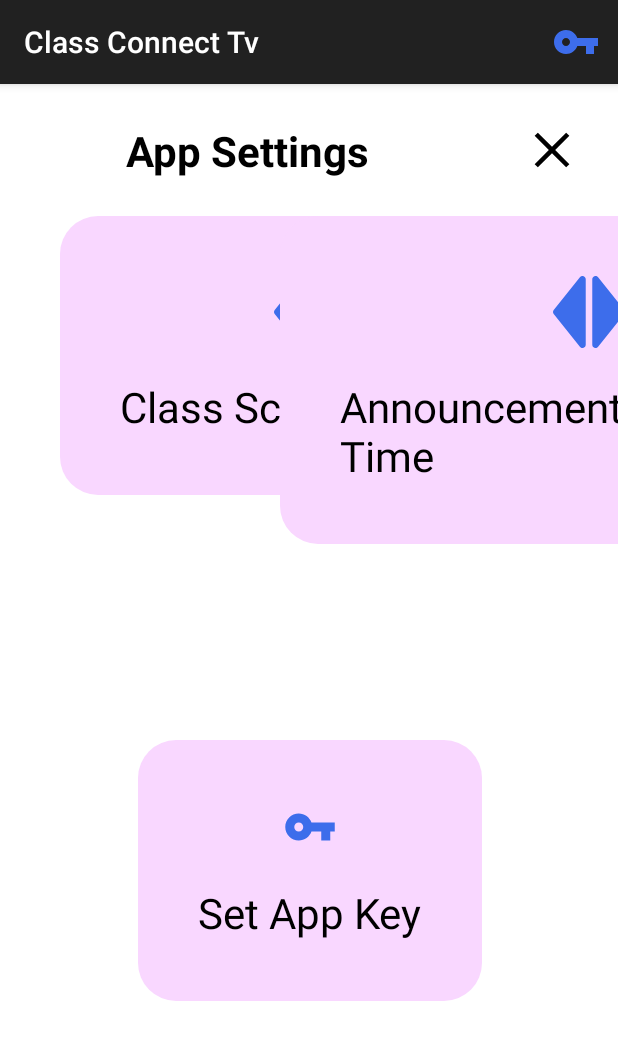
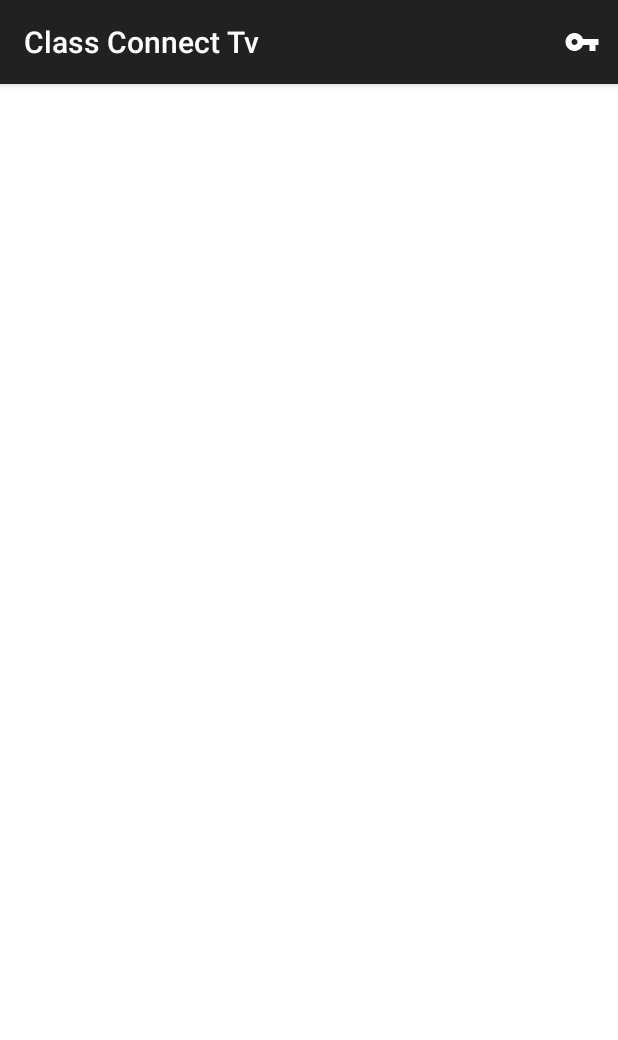
Before and after one commit to zeeshantaj/Teacher_DataShow_Tv_App, an Android app: the MainActivity2 screen opened directly, with no data from a screen before it, after a tap on "key_set", on a phone screen of 412 x 824 dp. Shown: the top 1040 px of the screen. Run offline under Robolectric (Android 15) with nearby library versions, the phone set to English and light mode, and no system bars; our stand-ins replace Firebase (no records; nobody signed in at launch, a user with empty details on screens opened directly); Roboto replaces fonts that are not available here; 1 statement that could not run was skipped.

Commit message:
optimization commit Tv_App

```diff
--- /dev/null
+++ b/app/src/main/res/drawable/baseline_home_24.xml
@@ -0,0 +1,5 @@
+<vector xmlns:android="http://schemas.android.com/apk/res/android" android:height="24dp" android:tint="#FFFFFF" android:viewportHeight="24" android:viewportWidth="24" android:width="24dp">
+
+    <path android:fillColor="@android:color/white" android:pathData="M10,20v-6h4v6h5v-8h3L12,3 2,12h3v8z"/>
+
+</vector>
--- a/app/src/main/res/drawable/baseline_vpn_key_24.xml
+++ b/app/src/main/res/drawable/baseline_vpn_key_24.xml
@@ -1,5 +1,5 @@
-<vector android:height="36dp" android:tint="#3D6DEB"
+<vector android:height="24dp" android:tint="@color/white"
     android:viewportHeight="24" android:viewportWidth="24"
-    android:width="36dp" xmlns:android="http://schemas.android.com/apk/res/android">
+    android:width="24dp" xmlns:android="http://schemas.android.com/apk/res/android">
     <path android:fillColor="@android:color/white" android:pathData="M12.65,10C11.83,7.67 9.61,6 7,6c-3.31,0 -6,2.69 -6,6s2.69,6 6,6c2.61,0 4.83,-1.67 5.65,-4H17v4h4v-4h2v-4H12.65zM7,14c-1.1,0 -2,-0.9 -2,-2s0.9,-2 2,-2 2,0.9 2,2 -0.9,2 -2,2z"/>
 </vector>
--- a/app/src/main/res/drawable/scroll_icon.xml
+++ b/app/src/main/res/drawable/scroll_icon.xml
@@ -1,7 +1,15 @@
-<vector xmlns:android="http://schemas.android.com/apk/res/android" android:height="48dp" android:viewportHeight="512" android:viewportWidth="512" android:width="48dp">
+<vector xmlns:android="http://schemas.android.com/apk/res/android"
+    android:width="24dp"
+    android:height="24dp"
+    android:viewportWidth="512"
+    android:viewportHeight="512">
 
-    <path android:fillColor="#3D6DEB" android:pathData="M506.9,241.46L320.72,8.74c-6.18,-7.72 -16.55,-10.69 -25.88,-7.42c-9.33,3.27 -15.57,12.08 -15.57,21.96v465.45c0,9.88 6.24,18.69 15.57,21.96c2.52,0.89 5.13,1.31 7.7,1.31c6.94,0 13.67,-3.11 18.18,-8.74l186.18,-232.73C513.7,262.03 513.7,249.96 506.9,241.46z"/>
+    <path
+        android:fillColor="@color/white"
+        android:pathData="M506.9,241.46L320.72,8.74c-6.18,-7.72 -16.55,-10.69 -25.88,-7.42c-9.33,3.27 -15.57,12.08 -15.57,21.96v465.45c0,9.88 6.24,18.69 15.57,21.96c2.52,0.89 5.13,1.31 7.7,1.31c6.94,0 13.67,-3.11 18.18,-8.74l186.18,-232.73C513.7,262.03 513.7,249.96 506.9,241.46z" />
 
-    <path android:fillColor="#3D6DEB" android:pathData="M209.46,512c2.57,0 5.18,-0.43 7.7,-1.31c9.33,-3.27 15.57,-12.08 15.57,-21.96V23.27c0,-9.88 -6.24,-18.69 -15.57,-21.96c-9.33,-3.27 -19.7,-0.29 -25.88,7.42L5.1,241.47c-6.8,8.5 -6.8,20.58 0,29.08l186.18,232.72C195.79,508.89 202.52,512 209.46,512z"/>
+    <path
+        android:fillColor="@color/white"
+        android:pathData="M209.46,512c2.57,0 5.18,-0.43 7.7,-1.31c9.33,-3.27 15.57,-12.08 15.57,-21.96V23.27c0,-9.88 -6.24,-18.69 -15.57,-21.96c-9.33,-3.27 -19.7,-0.29 -25.88,7.42L5.1,241.47c-6.8,8.5 -6.8,20.58 0,29.08l186.18,232.72C195.79,508.89 202.52,512 209.46,512z" />
 
 </vector>
--- a/app/src/main/res/layout/bottom_menu_layout.xml
+++ b/app/src/main/res/layout/bottom_menu_layout.xml
@@ -6,119 +6,119 @@
     android:layout_height="match_parent"
     android:background="@color/white">
 
-    <TextView
-        android:id="@+id/textView"
-        android:layout_width="0dp"
-        android:layout_height="wrap_content"
-        android:layout_margin="10dp"
-        android:text="App Settings"
-        android:textAlignment="center"
-        android:textColor="@color/black"
-        android:textSize="28sp"
-        android:textStyle="bold"
-        app:layout_constraintBottom_toBottomOf="@+id/dismissBtn"
-        app:layout_constraintEnd_toStartOf="@+id/dismissBtn"
-        app:layout_constraintStart_toStartOf="parent"
-        app:layout_constraintTop_toTopOf="@+id/dismissBtn" />
+<!--    <TextView-->
+<!--        android:id="@+id/textView"-->
+<!--        android:layout_width="0dp"-->
+<!--        android:layout_height="wrap_content"-->
+<!--        android:layout_margin="10dp"-->
+<!--        android:text="App Settings"-->
+<!--        android:textAlignment="center"-->
+<!--        android:textColor="@color/black"-->
+<!--        android:textSize="28sp"-->
+<!--        android:textStyle="bold"-->
+<!--        app:layout_constraintBottom_toBottomOf="@+id/dismissBtn"-->
+<!--        app:layout_constraintEnd_toStartOf="@+id/dismissBtn"-->
+<!--        app:layout_constraintStart_toStartOf="parent"-->
+<!--        app:layout_constraintTop_toTopOf="@+id/dismissBtn" />-->
 
-    <ImageView
-        android:id="@+id/dismissBtn"
-        android:layout_width="wrap_content"
-        android:layout_height="wrap_content"
-        android:layout_margin="6dp"
-        android:clickable="true"
-        android:focusable="true"
-        android:padding="20sp"
-        android:nextFocusDown="@id/classScrollTimeBtn"
-        android:foreground="@drawable/select_foreground"
-        android:src="@drawable/cancel_icon"
-        app:layout_constraintEnd_toEndOf="parent"
-        app:layout_constraintTop_toTopOf="parent"
-        />
+<!--    <ImageView-->
+<!--        android:id="@+id/dismissBtn"-->
+<!--        android:layout_width="wrap_content"-->
+<!--        android:layout_height="wrap_content"-->
+<!--        android:layout_margin="6dp"-->
+<!--        android:clickable="true"-->
+<!--        android:focusable="true"-->
+<!--        android:padding="20sp"-->
+<!--        android:nextFocusDown="@id/classScrollTimeBtn"-->
+<!--        android:foreground="@drawable/select_foreground"-->
+<!--        android:src="@drawable/cancel_icon"-->
+<!--        app:layout_constraintEnd_toEndOf="parent"-->
+<!--        app:layout_constraintTop_toTopOf="parent"-->
+<!--        />-->
 
-    <LinearLayout
-        android:id="@+id/classScrollTimeBtn"
-        android:layout_width="wrap_content"
-        android:layout_height="wrap_content"
-        android:layout_marginStart="40dp"
-        android:layout_marginTop="6dp"
-        android:background="@drawable/menu_item_bg"
-        android:clickable="true"
-        android:focusable="true"
-        android:nextFocusRight="@id/announceScrollTimeBtn"
-        android:foreground="@drawable/select_foreground"
-        android:orientation="vertical"
-        android:padding="20dp"
+<!--    <LinearLayout-->
+<!--        android:id="@+id/classScrollTimeBtn"-->
+<!--        android:layout_width="wrap_content"-->
+<!--        android:layout_height="wrap_content"-->
+<!--        android:layout_marginStart="40dp"-->
+<!--        android:layout_marginTop="6dp"-->
+<!--        android:background="@drawable/menu_item_bg"-->
+<!--        android:clickable="true"-->
+<!--        android:focusable="true"-->
+<!--        android:nextFocusRight="@id/announceScrollTimeBtn"-->
+<!--        android:foreground="@drawable/select_foreground"-->
+<!--        android:orientation="vertical"-->
+<!--        android:padding="20dp"-->
 
-        app:layout_constraintStart_toStartOf="parent"
-        app:layout_constraintTop_toBottomOf="@+id/dismissBtn">
+<!--        app:layout_constraintStart_toStartOf="parent"-->
+<!--        app:layout_constraintTop_toBottomOf="@+id/dismissBtn">-->
 
-        <TextView
-            android:layout_width="wrap_content"
-            android:layout_height="wrap_content"
-            android:drawablePadding="20dp"
-            android:padding="20sp"
-            android:text="Class Scrolling Time"
-            android:textColor="@color/black"
-            android:textSize="28sp"
-            app:drawableTopCompat="@drawable/scroll_icon" />
-    </LinearLayout>
+<!--        <TextView-->
+<!--            android:layout_width="wrap_content"-->
+<!--            android:layout_height="wrap_content"-->
+<!--            android:drawablePadding="20dp"-->
+<!--            android:padding="20sp"-->
+<!--            android:text="Class Scrolling Time"-->
+<!--            android:textColor="@color/black"-->
+<!--            android:textSize="28sp"-->
+<!--            app:drawableTopCompat="@drawable/scroll_icon" />-->
+<!--    </LinearLayout>-->
 
-    <LinearLayout
-        android:id="@+id/announceScrollTimeBtn"
-        android:layout_width="wrap_content"
-        android:layout_height="wrap_content"
-        android:layout_gravity="center"
-        android:background="@drawable/menu_item_bg"
-        android:clickable="true"
-        android:focusable="true"
-        android:orientation="vertical"
-        android:foreground="@drawable/select_foreground"
-        android:padding="20dp"
-        android:nextFocusDown="@id/keySetBtn"
-        app:layout_constraintEnd_toEndOf="parent"
-        app:layout_constraintStart_toEndOf="@+id/classScrollTimeBtn"
-        app:layout_constraintTop_toTopOf="@+id/classScrollTimeBtn">
+<!--    <LinearLayout-->
+<!--        android:id="@+id/announceScrollTimeBtn"-->
+<!--        android:layout_width="wrap_content"-->
+<!--        android:layout_height="wrap_content"-->
+<!--        android:layout_gravity="center"-->
+<!--        android:background="@drawable/menu_item_bg"-->
+<!--        android:clickable="true"-->
+<!--        android:focusable="true"-->
+<!--        android:orientation="vertical"-->
+<!--        android:foreground="@drawable/select_foreground"-->
+<!--        android:padding="20dp"-->
+<!--        android:nextFocusDown="@id/keySetBtn"-->
+<!--        app:layout_constraintEnd_toEndOf="parent"-->
+<!--        app:layout_constraintStart_toEndOf="@+id/classScrollTimeBtn"-->
+<!--        app:layout_constraintTop_toTopOf="@+id/classScrollTimeBtn">-->
 
-        <TextView
-            android:layout_width="wrap_content"
-            android:layout_height="wrap_content"
-            android:drawablePadding="20dp"
-            android:padding="20sp"
-            android:text="Announcement Scrolling Time"
-            android:textColor="@color/black"
-            android:textSize="28sp"
-            app:drawableTopCompat="@drawable/scroll_icon" />
-    </LinearLayout>
+<!--        <TextView-->
+<!--            android:layout_width="wrap_content"-->
+<!--            android:layout_height="wrap_content"-->
+<!--            android:drawablePadding="20dp"-->
+<!--            android:padding="20sp"-->
+<!--            android:text="Announcement Scrolling Time"-->
+<!--            android:textColor="@color/black"-->
+<!--            android:textSize="28sp"-->
+<!--            app:drawableTopCompat="@drawable/scroll_icon" />-->
+<!--    </LinearLayout>-->
 
-    <LinearLayout
-        android:id="@+id/keySetBtn"
-        android:layout_width="wrap_content"
-        android:layout_height="wrap_content"
-        android:layout_gravity="center"
-        android:layout_marginTop="6dp"
-        android:paddingBottom="20dp"
-        android:background="@drawable/menu_item_bg"
-        android:clickable="true"
-        android:focusable="true"
-        android:nextFocusUp="@id/announceScrollTimeBtn"
-        android:foreground="@drawable/select_foreground"
-        android:orientation="vertical"
-        android:padding="20dp"
-        app:layout_constraintBottom_toBottomOf="parent"
-        app:layout_constraintEnd_toEndOf="@+id/classScrollTimeBtn"
-        app:layout_constraintStart_toStartOf="@+id/classScrollTimeBtn"
-        app:layout_constraintTop_toBottomOf="@+id/classScrollTimeBtn">
+<!--    <LinearLayout-->
+<!--        android:id="@+id/keySetBtn"-->
+<!--        android:layout_width="wrap_content"-->
+<!--        android:layout_height="wrap_content"-->
+<!--        android:layout_gravity="center"-->
+<!--        android:layout_marginTop="6dp"-->
+<!--        android:paddingBottom="20dp"-->
+<!--        android:background="@drawable/menu_item_bg"-->
+<!--        android:clickable="true"-->
+<!--        android:focusable="true"-->
+<!--        android:nextFocusUp="@id/announceScrollTimeBtn"-->
+<!--        android:foreground="@drawable/select_foreground"-->
+<!--        android:orientation="vertical"-->
+<!--        android:padding="20dp"-->
+<!--        app:layout_constraintBottom_toBottomOf="parent"-->
+<!--        app:layout_constraintEnd_toEndOf="@+id/classScrollTimeBtn"-->
+<!--        app:layout_constraintStart_toStartOf="@+id/classScrollTimeBtn"-->
+<!--        app:layout_constraintTop_toBottomOf="@+id/classScrollTimeBtn">-->
 
-        <TextView
-            android:layout_width="wrap_content"
-            android:layout_height="wrap_content"
-            android:drawablePadding="20dp"
-            android:padding="20sp"
-            android:text="Set App Key"
-            android:textColor="@color/black"
-            android:textSize="28sp"
-            app:drawableTopCompat="@drawable/baseline_vpn_key_24" />
-    </LinearLayout>
+<!--        <TextView-->
+<!--            android:layout_width="wrap_content"-->
+<!--            android:layout_height="wrap_content"-->
+<!--            android:drawablePadding="20dp"-->
+<!--            android:padding="20sp"-->
+<!--            android:text="Set App Key"-->
+<!--            android:textColor="@color/black"-->
+<!--            android:textSize="28sp"-->
+<!--            app:drawableTopCompat="@drawable/baseline_vpn_key_24" />-->
+<!--    </LinearLayout>-->
 
 </androidx.constraintlayout.widget.ConstraintLayout>
```
Also changed, not shown: app/src/main/res/layout/home_layout.xml (+68 -2 lines).
